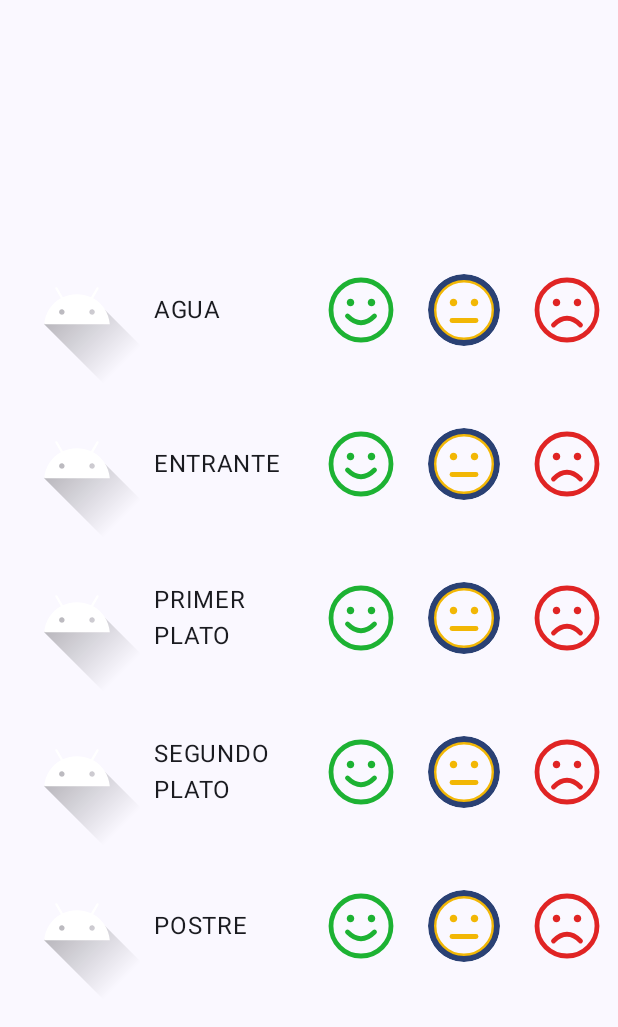
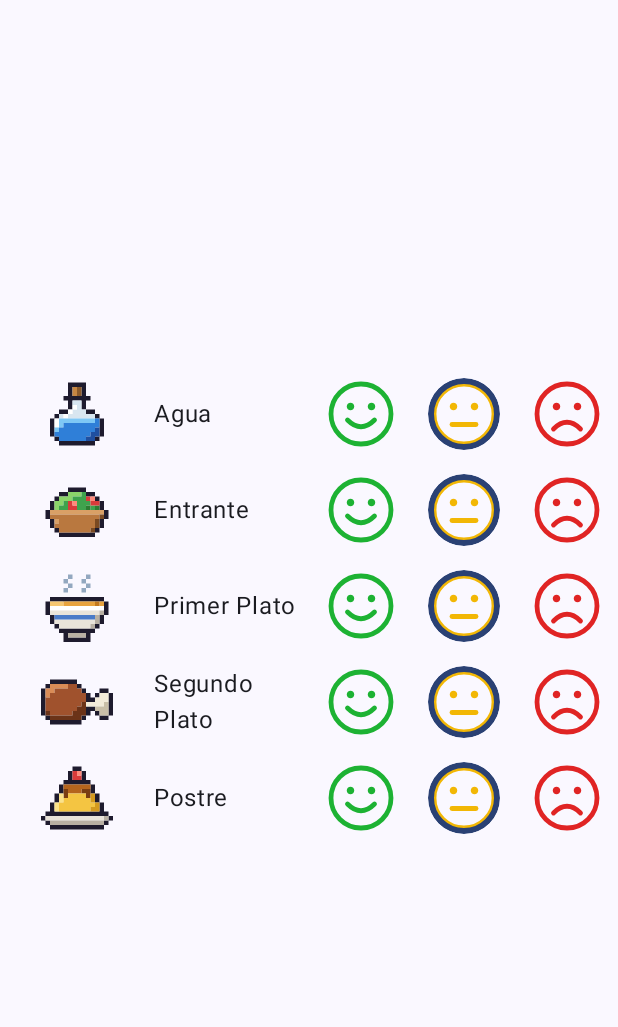
Before and after one commit to scontreraslopez/Colepizza, an Android app built with Jetpack Compose: the screen it shows after launch (MainActivity), on a phone screen of 412 x 824 dp. Shown: the top 1027 px of the screen. Run offline under Robolectric (Android 15) with nearby library versions, the phone set to English and light mode, and no system bars.

Commit message:
refactor ColepizzaScreen and MenuRow components to use MenuItem enum for improved clarity and functionality

```diff
--- /dev/null
+++ b/app/src/main/java/net/iessochoa/sergiocontreras/colepizza/ui/components/MenuItem.kt
@@ -0,0 +1,16 @@
+package net.iessochoa.sergiocontreras.colepizza.ui.components
+
+import androidx.annotation.DrawableRes
+import androidx.annotation.StringRes
+import net.iessochoa.sergiocontreras.colepizza.R
+
+enum class MenuItem (
+    @StringRes val labelRes: Int,
+    @DrawableRes val iconRes: Int
+) {
+    WATER(R.string.menu_water, R.drawable.menu_water),
+    STARTER(R.string.menu_starter, R.drawable.menu_starter),
+    FIRST_COURSE(R.string.menu_first_course, R.drawable.menu_first_course),
+    MAIN_COURSE(R.string.menu_main_course, R.drawable.menu_main_course),
+    DESSERT(R.string.menu_dessert, R.drawable.menu_dessert)
+}
--- a/app/src/main/java/net/iessochoa/sergiocontreras/colepizza/ui/components/MenuRow.kt
+++ b/app/src/main/java/net/iessochoa/sergiocontreras/colepizza/ui/components/MenuRow.kt
@@ -9,29 +9,33 @@ import androidx.compose.runtime.Composable
 import androidx.compose.ui.Alignment
 import androidx.compose.ui.Modifier
 import androidx.compose.ui.res.painterResource
+import androidx.compose.ui.res.stringResource
 import androidx.compose.ui.tooling.preview.Preview
 import net.iessochoa.sergiocontreras.colepizza.R
 import net.iessochoa.sergiocontreras.colepizza.ui.theme.ColepizzaTheme
 
 @Composable
 fun MenuRow(
-    item: String,
+    item: MenuItem,
     selection: Rating,
     onSelection: (Rating) -> Unit,
     modifier: Modifier = Modifier
 ) {
+    val itemName = stringResource(item.labelRes)
+    val itemImage = painterResource(item.iconRes)
     Row(
         verticalAlignment = Alignment.CenterVertically,
         horizontalArrangement = Arrangement.SpaceBetween,
         modifier = modifier.fillMaxWidth()
     ) {
         Image(
-            painter = painterResource(R.drawable.ic_launcher_foreground),
+            painter = itemImage,
             contentDescription = null,
             modifier = Modifier.weight(1f)
         )
-        Text(item,
-            modifier=Modifier.weight(1f)
+        Text(
+            text = itemName,
+            modifier = Modifier.weight(1f)
         )
         SmileyRating(
             modifier = Modifier.weight(2f),
@@ -47,7 +51,7 @@ fun MenuRow(
 fun MenuRowPreview() =
     ColepizzaTheme{
         MenuRow(
-            item = "ENTRANTE",
+            item = MenuItem.entries.first(),
             selection = Rating.NEUTRAL,
             onSelection = {}
         )
--- a/app/src/main/java/net/iessochoa/sergiocontreras/colepizza/ui/screens/ColepizzaScreen.kt
+++ b/app/src/main/java/net/iessochoa/sergiocontreras/colepizza/ui/screens/ColepizzaScreen.kt
@@ -2,39 +2,46 @@ package net.iessochoa.sergiocontreras.colepizza.ui.screens
 
 import androidx.compose.foundation.layout.Arrangement
 import androidx.compose.foundation.layout.Column
+import androidx.compose.foundation.layout.Spacer
 import androidx.compose.foundation.layout.fillMaxSize
+import androidx.compose.foundation.layout.height
 import androidx.compose.runtime.Composable
 import androidx.compose.runtime.remember
 import androidx.compose.runtime.snapshots.SnapshotStateList
 import androidx.compose.runtime.toMutableStateList
 import androidx.compose.ui.Modifier
+import androidx.compose.ui.res.stringResource
 import androidx.compose.ui.tooling.preview.Preview
+import androidx.compose.ui.unit.dp
+import net.iessochoa.sergiocontreras.colepizza.R
+import net.iessochoa.sergiocontreras.colepizza.ui.components.MenuItem
 import net.iessochoa.sergiocontreras.colepizza.ui.components.MenuRow
 import net.iessochoa.sergiocontreras.colepizza.ui.components.Rating
 import net.iessochoa.sergiocontreras.colepizza.ui.theme.ColepizzaTheme
 
-private val fullMenu = listOf(
-    "AGUA", "ENTRANTE", "PRIMER PLATO", "SEGUNDO PLATO", "POSTRE"
-)
 
 @Composable
 fun ColepizzaScreen(
     modifier: Modifier = Modifier
 ) {
+
     val selectionList: SnapshotStateList<Rating> = remember {
-        fullMenu.map { Rating.NEUTRAL }.toMutableStateList()
+        MenuItem.entries.map { Rating.NEUTRAL }.toMutableStateList()
     }
     Column(
         modifier = modifier
             .fillMaxSize(),
         verticalArrangement = Arrangement.Center
     ) {
-        fullMenu.forEachIndexed { index, menuItem ->
+        MenuItem.entries.forEachIndexed { index, menuItem ->
 
             MenuRow(
                 item = menuItem,
                 selection = selectionList[index],
                 onSelection = { selectionList[index] = it }
+            )
+            Spacer(
+                modifier = Modifier.height(16.dp)
             )
         }
     }
--- /dev/null
+++ b/app/src/main/res/drawable/menu_dessert.xml
@@ -0,0 +1,38 @@
+<?xml version="1.0" encoding="utf-8"?>
+<!-- Pixel art 16x16: Postre -->
+<vector xmlns:android="http://schemas.android.com/apk/res/android"
+    android:width="48dp"
+    android:height="48dp"
+    android:viewportWidth="16"
+    android:viewportHeight="16">
+    <path
+        android:fillColor="#1E1B2E"
+        android:pathData="M7,1h2v1h-2zM6,2h1v1h-1zM9,2h1v1h-1zM6,3h1v1h-1zM9,3h1v1h-1zM5,4h6v1h-6zM4,5h1v1h-1zM11,5h1v1h-1zM4,6h1v1h-1zM11,6h1v1h-1zM3,7h1v1h-1zM12,7h1v1h-1zM3,8h1v1h-1zM12,8h1v1h-1zM2,9h1v1h-1zM13,9h1v1h-1zM2,10h1v1h-1zM13,10h1v1h-1zM1,11h14v1h-14zM0,12h1v1h-1zM15,12h1v1h-1zM1,13h1v1h-1zM14,13h1v1h-1zM2,14h12v1h-12z" />
+    <path
+        android:fillColor="#D93B3B"
+        android:pathData="M7,2h1v1h-1zM7,3h2v1h-2z" />
+    <path
+        android:fillColor="#FF8A7A"
+        android:pathData="M8,2h1v1h-1z" />
+    <path
+        android:fillColor="#7A3E12"
+        android:pathData="M5,6h1v1h-1zM9,6h2v1h-2zM5,7h1v1h-1zM10,7h1v1h-1z" />
+    <path
+        android:fillColor="#B5651D"
+        android:pathData="M5,5h6v1h-6zM6,6h3v1h-3z" />
+    <path
+        android:fillColor="#FBE38A"
+        android:pathData="M4,7h1v1h-1zM4,8h1v1h-1zM3,9h1v1h-1zM3,10h1v1h-1z" />
+    <path
+        android:fillColor="#F4C542"
+        android:pathData="M6,7h4v1h-4zM5,8h6v1h-6zM4,9h8v1h-8zM4,10h7v1h-7z" />
+    <path
+        android:fillColor="#D49A1E"
+        android:pathData="M11,7h1v1h-1zM11,8h1v1h-1zM12,9h1v1h-1zM11,10h2v1h-2z" />
+    <path
+        android:fillColor="#E9E4DA"
+        android:pathData="M1,12h13v1h-13z" />
+    <path
+        android:fillColor="#B8B0A3"
+        android:pathData="M14,12h1v1h-1zM2,13h12v1h-12z" />
+</vector>
--- /dev/null
+++ b/app/src/main/res/drawable/menu_first_course.xml
@@ -0,0 +1,35 @@
+<?xml version="1.0" encoding="utf-8"?>
+<!-- Pixel art 16x16: Primer plato -->
+<vector xmlns:android="http://schemas.android.com/apk/res/android"
+    android:width="48dp"
+    android:height="48dp"
+    android:viewportWidth="16"
+    android:viewportHeight="16">
+    <path
+        android:fillColor="#1E1B2E"
+        android:pathData="M2,6h12v1h-12zM1,7h1v1h-1zM14,7h1v1h-1zM1,8h1v1h-1zM14,8h1v1h-1zM1,9h1v1h-1zM14,9h1v1h-1zM2,10h1v1h-1zM13,10h1v1h-1zM2,11h1v1h-1zM13,11h1v1h-1zM3,12h1v1h-1zM12,12h1v1h-1zM4,13h8v1h-8zM5,14h1v1h-1zM10,14h1v1h-1zM5,15h6v1h-6z" />
+    <path
+        android:fillColor="#93A8C0"
+        android:pathData="M6,1h1v1h-1zM10,1h1v1h-1zM5,2h1v1h-1zM9,2h1v1h-1zM6,3h1v1h-1zM10,3h1v1h-1zM5,4h1v1h-1zM9,4h1v1h-1z" />
+    <path
+        android:fillColor="#F6C770"
+        android:pathData="M2,7h3v1h-3z" />
+    <path
+        android:fillColor="#E8A33D"
+        android:pathData="M5,7h7v1h-7zM13,7h1v1h-1z" />
+    <path
+        android:fillColor="#C47A1E"
+        android:pathData="M12,7h1v1h-1z" />
+    <path
+        android:fillColor="#FFFFFF"
+        android:pathData="M2,8h12v1h-12z" />
+    <path
+        android:fillColor="#E9E4DA"
+        android:pathData="M2,9h11v1h-11zM3,11h9v1h-9zM4,12h7v1h-7z" />
+    <path
+        android:fillColor="#B8B0A3"
+        android:pathData="M13,9h1v1h-1zM12,10h1v1h-1zM12,11h1v1h-1zM11,12h1v1h-1zM6,14h4v1h-4z" />
+    <path
+        android:fillColor="#4A7BC8"
+        android:pathData="M3,10h9v1h-9z" />
+</vector>
--- /dev/null
+++ b/app/src/main/res/drawable/menu_main_course.xml
@@ -0,0 +1,26 @@
+<?xml version="1.0" encoding="utf-8"?>
+<!-- Pixel art 16x16: Segundo plato -->
+<vector xmlns:android="http://schemas.android.com/apk/res/android"
+    android:width="48dp"
+    android:height="48dp"
+    android:viewportWidth="16"
+    android:viewportHeight="16">
+    <path
+        android:fillColor="#1E1B2E"
+        android:pathData="M2,3h6v1h-6zM1,4h1v1h-1zM8,4h1v1h-1zM0,5h1v1h-1zM9,5h1v1h-1zM13,5h2v1h-2zM0,6h1v1h-1zM10,6h1v1h-1zM12,6h1v1h-1zM15,6h1v1h-1zM0,7h1v1h-1zM10,7h2v1h-2zM15,7h1v1h-1zM0,8h1v1h-1zM15,8h1v1h-1zM0,9h1v1h-1zM10,9h2v1h-2zM15,9h1v1h-1zM0,10h1v1h-1zM10,10h1v1h-1zM12,10h1v1h-1zM15,10h1v1h-1zM1,11h1v1h-1zM9,11h1v1h-1zM13,11h2v1h-2zM2,12h7v1h-7z" />
+    <path
+        android:fillColor="#D98C57"
+        android:pathData="M2,4h4v1h-4zM1,5h2v1h-2zM1,6h1v1h-1z" />
+    <path
+        android:fillColor="#A0522D"
+        android:pathData="M6,4h2v1h-2zM3,5h6v1h-6zM2,6h8v1h-8zM1,7h9v1h-9zM1,8h8v1h-8zM1,9h7v1h-7zM2,10h5v1h-5z" />
+    <path
+        android:fillColor="#6B3318"
+        android:pathData="M9,8h1v1h-1zM8,9h2v1h-2zM1,10h1v1h-1zM7,10h3v1h-3zM2,11h7v1h-7z" />
+    <path
+        android:fillColor="#F2EBD9"
+        android:pathData="M13,6h2v1h-2zM12,7h3v1h-3zM10,8h4v1h-4z" />
+    <path
+        android:fillColor="#C9BFA8"
+        android:pathData="M14,8h1v1h-1zM12,9h3v1h-3zM13,10h2v1h-2z" />
+</vector>
--- /dev/null
+++ b/app/src/main/res/drawable/menu_starter.xml
@@ -0,0 +1,35 @@
+<?xml version="1.0" encoding="utf-8"?>
+<!-- Pixel art 16x16: Entrante -->
+<vector xmlns:android="http://schemas.android.com/apk/res/android"
+    android:width="48dp"
+    android:height="48dp"
+    android:viewportWidth="16"
+    android:viewportHeight="16">
+    <path
+        android:fillColor="#1E1B2E"
+        android:pathData="M6,3h4v1h-4zM4,4h2v1h-2zM10,4h2v1h-2zM3,5h1v1h-1zM12,5h1v1h-1zM2,6h1v1h-1zM13,6h1v1h-1zM2,7h1v1h-1zM13,7h1v1h-1zM1,8h1v1h-1zM14,8h1v1h-1zM1,9h1v1h-1zM14,9h1v1h-1zM2,10h1v1h-1zM13,10h1v1h-1zM2,11h1v1h-1zM13,11h1v1h-1zM3,12h1v1h-1zM12,12h1v1h-1zM4,13h8v1h-8z" />
+    <path
+        android:fillColor="#8BD46A"
+        android:pathData="M6,4h3v1h-3zM4,5h3v1h-3zM3,6h2v1h-2zM3,7h1v1h-1z" />
+    <path
+        android:fillColor="#3FA34D"
+        android:pathData="M9,4h1v1h-1zM7,5h3v1h-3zM5,6h1v1h-1zM8,6h3v1h-3zM4,7h2v1h-2zM8,7h2v1h-2zM11,7h1v1h-1z" />
+    <path
+        android:fillColor="#2E7D32"
+        android:pathData="M10,7h1v1h-1zM12,7h1v1h-1z" />
+    <path
+        android:fillColor="#D93B3B"
+        android:pathData="M10,5h1v1h-1zM6,6h1v1h-1zM11,6h2v1h-2zM6,7h2v1h-2z" />
+    <path
+        android:fillColor="#FF8A7A"
+        android:pathData="M11,5h1v1h-1zM7,6h1v1h-1z" />
+    <path
+        android:fillColor="#D9A066"
+        android:pathData="M2,8h12v1h-12zM3,10h1v1h-1z" />
+    <path
+        android:fillColor="#B9783F"
+        android:pathData="M2,9h11v1h-11zM4,10h8v1h-8zM3,11h9v1h-9zM4,12h7v1h-7z" />
+    <path
+        android:fillColor="#7A4A22"
+        android:pathData="M13,9h1v1h-1zM12,10h1v1h-1zM12,11h1v1h-1zM11,12h1v1h-1z" />
+</vector>
--- /dev/null
+++ b/app/src/main/res/drawable/menu_water.xml
@@ -0,0 +1,32 @@
+<?xml version="1.0" encoding="utf-8"?>
+<!-- Pixel art 16x16: Agua -->
+<vector xmlns:android="http://schemas.android.com/apk/res/android"
+    android:width="48dp"
+    android:height="48dp"
+    android:viewportWidth="16"
+    android:viewportHeight="16">
+    <path
+        android:fillColor="#1E1B2E"
+        android:pathData="M6,1h4v1h-4zM6,2h1v1h-1zM9,2h1v1h-1zM6,3h1v1h-1zM9,3h1v1h-1zM5,4h6v1h-6zM6,5h1v1h-1zM9,5h1v1h-1zM6,6h1v1h-1zM9,6h1v1h-1zM4,7h2v1h-2zM10,7h2v1h-2zM3,8h1v1h-1zM12,8h1v1h-1zM2,9h1v1h-1zM13,9h1v1h-1zM2,10h1v1h-1zM13,10h1v1h-1zM2,11h1v1h-1zM13,11h1v1h-1zM2,12h1v1h-1zM13,12h1v1h-1zM3,13h1v1h-1zM12,13h1v1h-1zM4,14h8v1h-8z" />
+    <path
+        android:fillColor="#8B5A2B"
+        android:pathData="M8,2h1v1h-1zM8,3h1v1h-1z" />
+    <path
+        android:fillColor="#C68642"
+        android:pathData="M7,2h1v1h-1zM7,3h1v1h-1z" />
+    <path
+        android:fillColor="#D8E6F0"
+        android:pathData="M7,5h2v1h-2zM8,6h1v1h-1zM7,7h3v1h-3zM4,8h1v1h-1zM6,8h6v1h-6z" />
+    <path
+        android:fillColor="#FFFFFF"
+        android:pathData="M7,6h1v1h-1zM6,7h1v1h-1zM5,8h1v1h-1zM3,9h1v1h-1zM3,10h1v1h-1z" />
+    <path
+        android:fillColor="#7EC8F5"
+        android:pathData="M4,9h8v1h-8zM4,10h1v1h-1zM3,11h1v1h-1z" />
+    <path
+        android:fillColor="#2F7FD8"
+        android:pathData="M12,9h1v1h-1zM5,10h8v1h-8zM4,11h8v1h-8zM3,12h8v1h-8zM4,13h6v1h-6z" />
+    <path
+        android:fillColor="#1F4FA0"
+        android:pathData="M12,11h1v1h-1zM11,12h2v1h-2zM10,13h2v1h-2z" />
+</vector>
--- a/app/src/main/res/values/strings.xml
+++ b/app/src/main/res/values/strings.xml
@@ -3,4 +3,9 @@
     <string name="smiley_happy">Contento</string>
     <string name="smiley_neutral">Normal</string>
     <string name="smiley_sad">Triste</string>
+    <string name="menu_water">Agua</string>
+    <string name="menu_starter">Entrante</string>
+    <string name="menu_first_course">Primer Plato</string>
+    <string name="menu_main_course">Segundo Plato</string>
+    <string name="menu_dessert">Postre</string>
 </resources>
```
